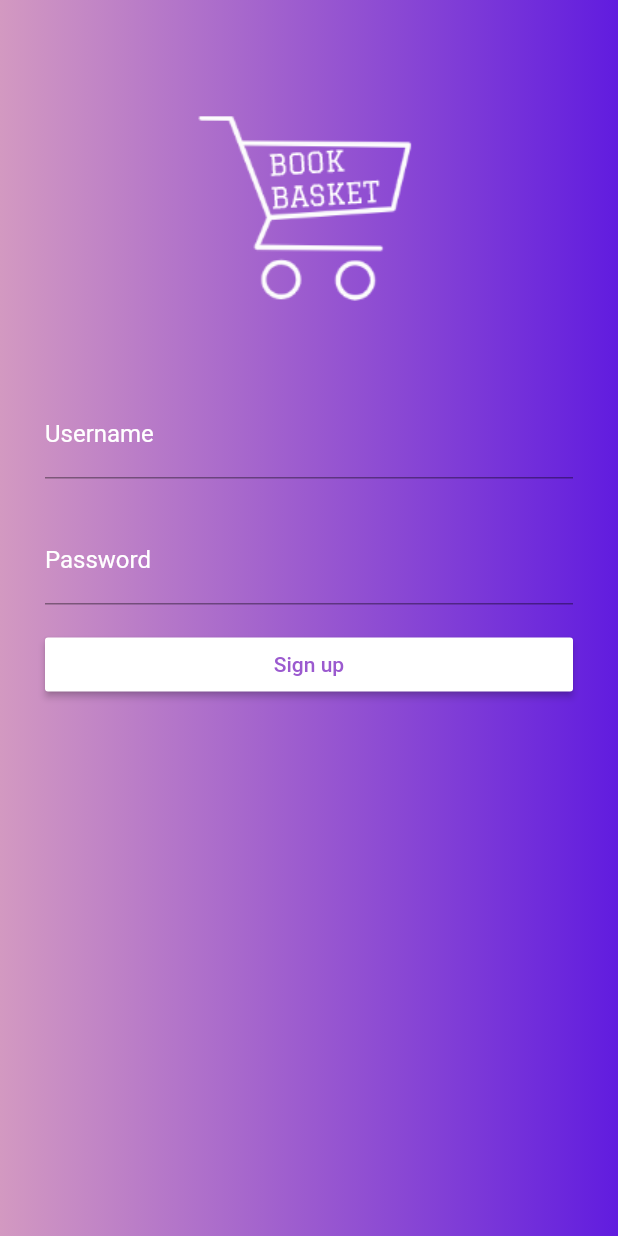
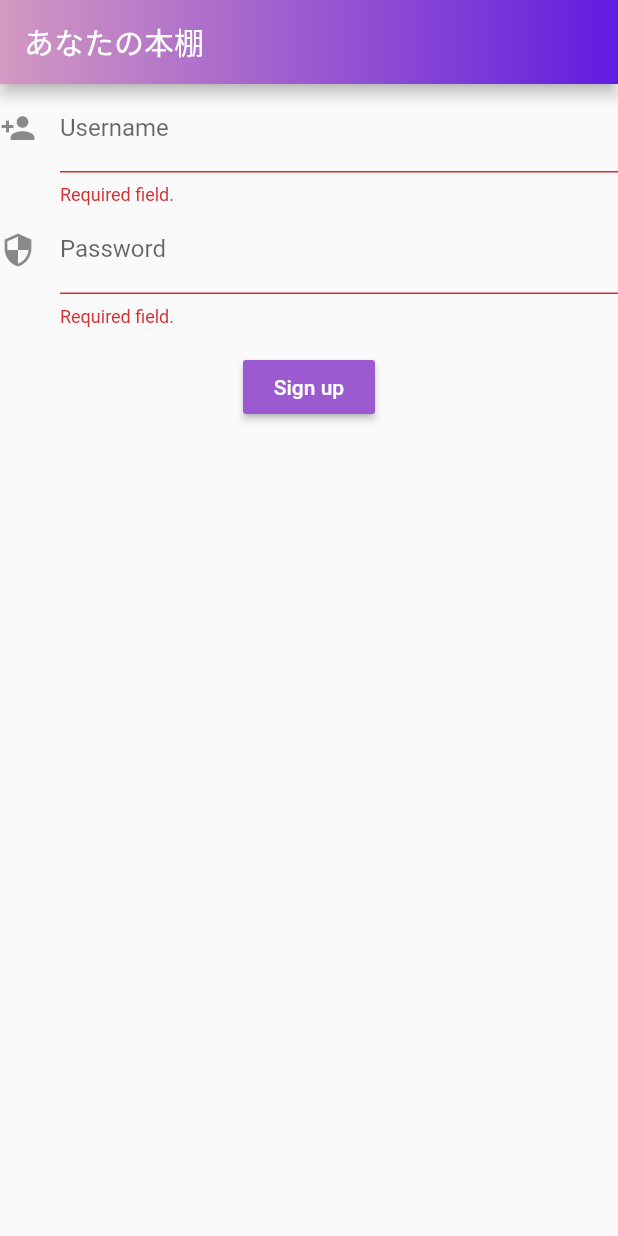
Before and after one commit to think-book/BookBasket-Client, a Flutter app: the screen it shows after launch, on a phone screen of 412 x 824 dp. Run offline on Flutter 3.47's test engine with Material 2 defaults, Android fonts, the phone set to English and light mode, and no system bars.

Commit message:
Revert "Fixes #41. Added User create page"
This reverts commit 783d763e095d93f8490525d77285f8905453b5b5.

```diff
--- a/lib/main.dart
+++ b/lib/main.dart
@@ -1,5 +1,7 @@
 import 'package:bookbasket/user_create_screen.dart';
 import 'package:flutter/material.dart';
+// import 'package:bookbasket/book_list_screen.dart';
+import 'package:bookbasket/user_create_screen.dart';
 
 void main() => runApp(MyApp());
 
@@ -9,9 +11,10 @@ class MyApp extends StatelessWidget {
     return MaterialApp(
       title: 'ThinkBookClientApp',
       debugShowCheckedModeBanner: false,
-      home: Stack(
-        children: <Widget>[
-          new Container(
+      home: Scaffold(
+        appBar: AppBar(
+          title: Text('あなたの本棚'),
+          flexibleSpace: Container(
             decoration: BoxDecoration(
               gradient: LinearGradient(
                 begin: Alignment.centerLeft,
@@ -24,16 +27,10 @@ class MyApp extends StatelessWidget {
               ),
             ),
           ),
-          Scaffold(
-            backgroundColor: Colors.transparent,
-            body: new Container(
-              color: Colors.transparent,
-              padding: const EdgeInsets.fromLTRB(30.0,60.0,30.0,30.0),
-              child: UserCreateScreen(),
-            ),
-          )
-        ]
-      )
+        ),
+        // body: BookListScreen(),
+        body: UserCreateScreen(),
+      ),
     );
   }
 }
--- a/lib/user_create_screen.dart
+++ b/lib/user_create_screen.dart
@@ -1,3 +1,8 @@
+/*TO DO:
+ * Create user_create_screen and user_create
+ * Correct the navigation to show this page before book_list_screen.
+*/
+
 import 'package:flutter/material.dart';
 import 'package:bookbasket/api/client.dart';
 import 'package:bookbasket/book_list_screen.dart';
@@ -14,19 +19,11 @@ class UserCreateScreenState extends State<UserCreateScreen>{
   String password;
 
   final _formKey = GlobalKey<FormState>();
-  final style = TextStyle(color: Colors.white);
 
   Widget build(BuildContext context){
     return Material(
-      color: Colors.transparent,
       child: Column(
         children: <Widget>[
-          // put app logo here
-          SizedBox(
-            height: 155.0,
-            child: Image.asset('res/img/logo.png'),
-          ),
-
           formBuilder(),
           ],
       ),
@@ -35,18 +32,19 @@ class UserCreateScreenState extends State<UserCreateScreen>{
 
   Form formBuilder() {
     var client = new BookClient();
+    return Form(
+      key: _formKey,
+      child: Column(
+        children: <Widget>[
 
           //username 記入欄
-    final usernameField =  TextFormField(
-      style: style,
+          TextFormField(
             decoration: const InputDecoration(
-        // icon: Icon(Icons.person_add),
+              icon: Icon(Icons.person_add),
               hintText: 'Enter a username.',
-        hintStyle: TextStyle(color: Colors.white),
-        labelText: 'Username',
-        labelStyle: TextStyle(color: Colors.white),
+              labelText: 'Username'
             ),
-      autovalidate: false,
+            autovalidate: true,
             validator: (value) {
               if (value.isEmpty) {
                 return 'Required field.';
@@ -56,20 +54,17 @@ class UserCreateScreenState extends State<UserCreateScreen>{
             onSaved: (String value){
               userName = value;
             },
-    );
+          ),
 
           //パスワード記入欄
-    final passwordField = TextFormField(
-      style: style,
+          TextFormField(
             decoration: const InputDecoration(
-        // icon: Icon(Icons.security),
+              icon: Icon(Icons.security),
               hintText: 'Enter a password.',
-        hintStyle: TextStyle(color: Colors.white),
               labelText: 'Password',
-        labelStyle: TextStyle(color: Colors.white),
             ),
             obscureText: true,
-      autovalidate: false,
+            autovalidate: true,
             validator: (value) {
               if (value.isEmpty) {
                 return 'Required field.';
@@ -79,15 +74,13 @@ class UserCreateScreenState extends State<UserCreateScreen>{
             onSaved: (String value){
               password = value;
             },
-    );
+          ),
 
-    final signupButton = Padding(
+          //登録ボタン
+          Padding(
             padding: const EdgeInsets.symmetric(vertical: 16.0),
-      child: MaterialButton(
-        minWidth: MediaQuery.of(context).size.width,
-        color: Colors.white ,
-        textColor: Color(0xff9b5acf),
-        child: const Text('Sign up'),
+            child: RaisedButton(
+              color: Color(0xff9b5acf),
               onPressed: () async {
                 // Validate returns true if the form is valid, or false otherwise.
                 if (_formKey.currentState.validate()) {
@@ -105,9 +98,10 @@ class UserCreateScreenState extends State<UserCreateScreen>{
                   }
                   on UserAddException catch(e){
                     print(e.errorMessage());
-              // ここでerror dialogとか表示したい
+                    // ここでdialogとか表示したい
                   }
                   */
+
                   Navigator.of(context)
                         .push(new MaterialPageRoute<String>(
                       builder: (context) => BookListScreen(),
@@ -121,23 +115,10 @@ class UserCreateScreenState extends State<UserCreateScreen>{
                     });
                 }
               },
+              child: const Text('Sign up'),
+              textColor: Colors.white,
             ),
-    );
-
-    return Form(
-      key: _formKey,
-      child: Column(
-        children: <Widget>[
-          // to create gap between widgets in GUI
-          SizedBox(height: 45.0),
-          //username 記入欄
-          usernameField,
-          // to create gap between widgets in GUI
-          SizedBox(height: 25.0),
-          //パスワード記入欄
-          passwordField,
-          //登録ボタン
-          signupButton,
+          ),
       ],),
     );
   }
--- a/pubspec.yaml
+++ b/pubspec.yaml
@@ -45,4 +45,3 @@ flutter:
   uses-material-design: true
   assets:
     - res/img/book.png
-    - res/img/logo.png
```
Also changed, not shown: lib/book_list_screen.dart (+9 -28 lines), res/img/logo.png (deleted). Lines whose indentation alone changed are shown as unchanged.
